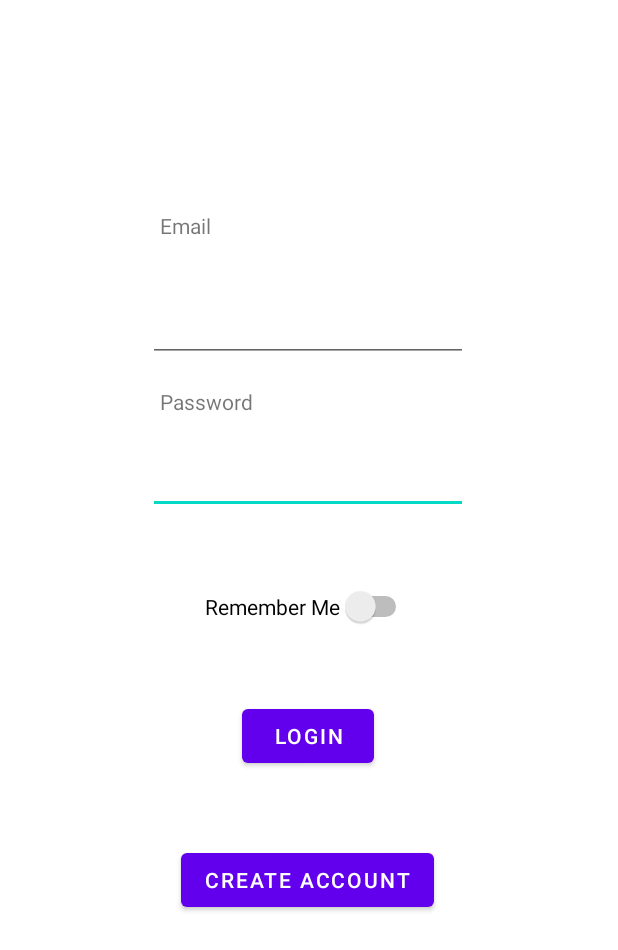
After one commit to DevUbik/RateIT, an Android app: the layout activity_login_page.xml on its own in the app's theme, with its tools: preview values and no code run, on a phone screen of 412 x 824 dp. The commit adds this screen. Shown: the top 950 px of the screen. Run offline under Robolectric (Android 15) with nearby library versions, the phone set to English and light mode, and no system bars.

Commit message:
Added an activity for LoginPage

```diff
--- a/app/build.gradle
+++ b/app/build.gradle
@@ -25,6 +25,9 @@ android {
         sourceCompatibility JavaVersion.VERSION_1_8
         targetCompatibility JavaVersion.VERSION_1_8
     }
+    buildFeatures {
+        viewBinding true
+    }
 }
 
 dependencies {
@@ -32,6 +35,8 @@ dependencies {
     implementation 'androidx.appcompat:appcompat:1.4.1'
     implementation 'com.google.android.material:material:1.5.0'
     implementation 'androidx.constraintlayout:constraintlayout:2.1.3'
+    implementation 'androidx.navigation:navigation-fragment:2.4.1'
+    implementation 'androidx.navigation:navigation-ui:2.4.1'
     testImplementation 'junit:junit:4.13.2'
     androidTestImplementation 'androidx.test.ext:junit:1.1.3'
     androidTestImplementation 'androidx.test.espresso:espresso-core:3.4.0'
--- a/app/src/main/AndroidManifest.xml
+++ b/app/src/main/AndroidManifest.xml
@@ -1,6 +1,6 @@
 <?xml version="1.0" encoding="utf-8"?>
 <manifest xmlns:android="http://schemas.android.com/apk/res/android"
-    package="com.pregatit.rateit">
+    package="com.pregatit.rateit" >
 
     <application
         android:allowBackup="true"
@@ -8,9 +8,9 @@
         android:label="@string/app_name"
         android:roundIcon="@mipmap/ic_launcher_round"
         android:supportsRtl="true"
-        android:theme="@style/Theme.RateIT">
+        android:theme="@style/Theme.RateIT" >
         <activity
-            android:name=".MainActivity"
+            android:name=".LoginPage"
             android:exported="true">
             <intent-filter>
                 <action android:name="android.intent.action.MAIN" />
@@ -18,6 +18,10 @@
                 <category android:name="android.intent.category.LAUNCHER" />
             </intent-filter>
         </activity>
+        <activity
+            android:name=".MainActivity"
+            android:exported="true" >
+        </activity>
     </application>
 
 </manifest>
--- /dev/null
+++ b/app/src/main/java/com/pregatit/rateit/LoginPage.java
@@ -0,0 +1,34 @@
+package com.pregatit.rateit;
+
+import androidx.appcompat.app.AppCompatActivity;
+
+import android.os.Bundle;
+import android.view.View;
+import android.widget.Button;
+import android.widget.EditText;
+import android.widget.Toast;
+
+public class LoginPage extends AppCompatActivity {
+
+    @Override
+    protected void onCreate(Bundle savedInstanceState) {
+        super.onCreate(savedInstanceState);
+        setContentView(R.layout.activity_login_page);
+
+        //polimorfism
+        int works = 5;
+
+        //
+        Button login = (Button) findViewById( R.id.login );
+
+        login.setOnClickListener(new View.OnClickListener() {
+            @Override
+            public void onClick(View view) {
+
+                //Toast.makeText(view.getContext(),"Merge!",Toast.LENGTH_LONG).show();
+            }
+        });
+
+        EditText email = (EditText) findViewById( R.id.email_adress_login);
+    }
+}
--- /dev/null
+++ b/app/src/main/res/layout/activity_login_page.xml
@@ -0,0 +1,86 @@
+<?xml version="1.0" encoding="utf-8"?>
+<androidx.constraintlayout.widget.ConstraintLayout xmlns:android="http://schemas.android.com/apk/res/android"
+    xmlns:app="http://schemas.android.com/apk/res-auto"
+    xmlns:tools="http://schemas.android.com/tools"
+    android:layout_width="match_parent"
+    android:layout_height="match_parent"
+    tools:context=".LoginPage">
+
+    <Button
+        android:id="@+id/create_account"
+        android:layout_width="wrap_content"
+        android:layout_height="wrap_content"
+        android:layout_marginTop="220dp"
+        android:text="Create Account"
+        app:layout_constraintEnd_toEndOf="parent"
+        app:layout_constraintHorizontal_bias="0.497"
+        app:layout_constraintStart_toStartOf="parent"
+        app:layout_constraintTop_toBottomOf="@+id/editTextTextPassword3" />
+
+    <EditText
+        android:id="@+id/editTextTextPassword3"
+        android:layout_width="wrap_content"
+        android:layout_height="wrap_content"
+        android:layout_marginTop="56dp"
+        android:ems="10"
+        android:inputType="textPassword"
+        app:layout_constraintEnd_toEndOf="parent"
+        app:layout_constraintHorizontal_bias="0.497"
+        app:layout_constraintStart_toStartOf="parent"
+        app:layout_constraintTop_toBottomOf="@+id/email_adress_login" />
+
+    <TextView
+        android:id="@+id/textView4"
+        android:layout_width="wrap_content"
+        android:layout_height="wrap_content"
+        android:layout_marginStart="8dp"
+        android:layout_marginBottom="36dp"
+        android:layout_weight="1"
+        android:text="Email"
+        app:layout_constraintBottom_toTopOf="@+id/email_adress_login"
+        app:layout_constraintStart_toStartOf="@+id/email_adress_login" />
+
+    <TextView
+        android:id="@+id/textView5"
+        android:layout_width="wrap_content"
+        android:layout_height="wrap_content"
+        android:layout_marginStart="8dp"
+        android:layout_marginBottom="20dp"
+        android:text="Password"
+        app:layout_constraintBottom_toTopOf="@+id/editTextTextPassword3"
+        app:layout_constraintStart_toStartOf="@+id/editTextTextPassword3" />
+
+    <EditText
+        android:id="@+id/email_adress_login"
+        android:layout_width="wrap_content"
+        android:layout_height="wrap_content"
+        android:layout_marginTop="196dp"
+        android:ems="10"
+        android:inputType="textEmailAddress"
+        app:layout_constraintEnd_toEndOf="parent"
+        app:layout_constraintHorizontal_bias="0.497"
+        app:layout_constraintStart_toStartOf="parent"
+        app:layout_constraintTop_toTopOf="parent" />
+
+    <Button
+        android:id="@+id/login"
+        android:layout_width="wrap_content"
+        android:layout_height="wrap_content"
+        android:layout_marginTop="124dp"
+        android:text="Login"
+        app:layout_constraintEnd_toEndOf="parent"
+        app:layout_constraintHorizontal_bias="0.498"
+        app:layout_constraintStart_toStartOf="parent"
+        app:layout_constraintTop_toBottomOf="@+id/editTextTextPassword3" />
+
+    <Switch
+        android:id="@+id/switch2"
+        android:layout_width="wrap_content"
+        android:layout_height="wrap_content"
+        android:layout_marginTop="48dp"
+        android:text="Remember Me"
+        app:layout_constraintEnd_toEndOf="parent"
+        app:layout_constraintHorizontal_bias="0.498"
+        app:layout_constraintStart_toStartOf="parent"
+        app:layout_constraintTop_toBottomOf="@+id/editTextTextPassword3" />
+</androidx.constraintlayout.widget.ConstraintLayout>
--- a/app/src/main/res/values/strings.xml
+++ b/app/src/main/res/values/strings.xml
@@ -1,3 +1,12 @@
 <resources>
     <string name="app_name">RateIT</string>
+    <string name="title_activity_login_page">LoginPage</string>
+    <!-- Strings used for fragments for navigation -->
+    <string name="first_fragment_label">First Fragment</string>
+    <string name="second_fragment_label">Second Fragment</string>
+    <string name="next">Next</string>
+    <string name="previous">Previous</string>
+
+    <string name="hello_first_fragment">Hello first fragment</string>
+    <string name="hello_second_fragment">Hello second fragment. Arg: %1$s</string>
 </resources>
--- a/app/src/main/res/values/themes.xml
+++ b/app/src/main/res/values/themes.xml
@@ -13,4 +13,13 @@
         <item name="android:statusBarColor" tools:targetApi="l">?attr/colorPrimaryVariant</item>
         <!-- Customize your theme here. -->
     </style>
+
+    <style name="Theme.RateIT.NoActionBar">
+        <item name="windowActionBar">false</item>
+        <item name="windowNoTitle">true</item>
+    </style>
+
+    <style name="Theme.RateIT.AppBarOverlay" parent="ThemeOverlay.AppCompat.Dark.ActionBar" />
+
+    <style name="Theme.RateIT.PopupOverlay" parent="ThemeOverlay.AppCompat.Light" />
 </resources>
```
Also changed, not shown: 3 other files.
